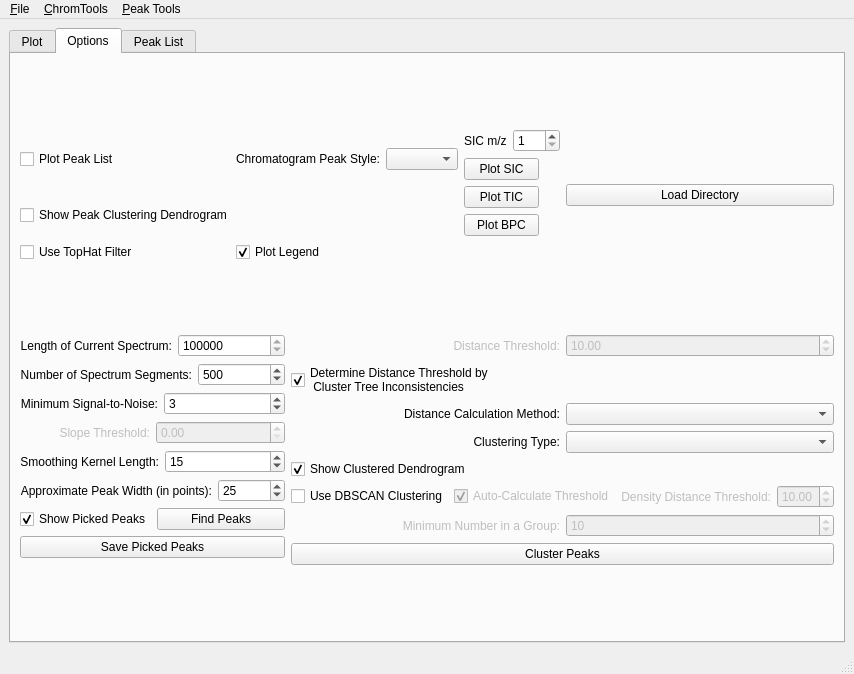
The window that GCAlign/iterate.ui (mfitzp/toolz) describes before a commit, drawn with Qt 5.
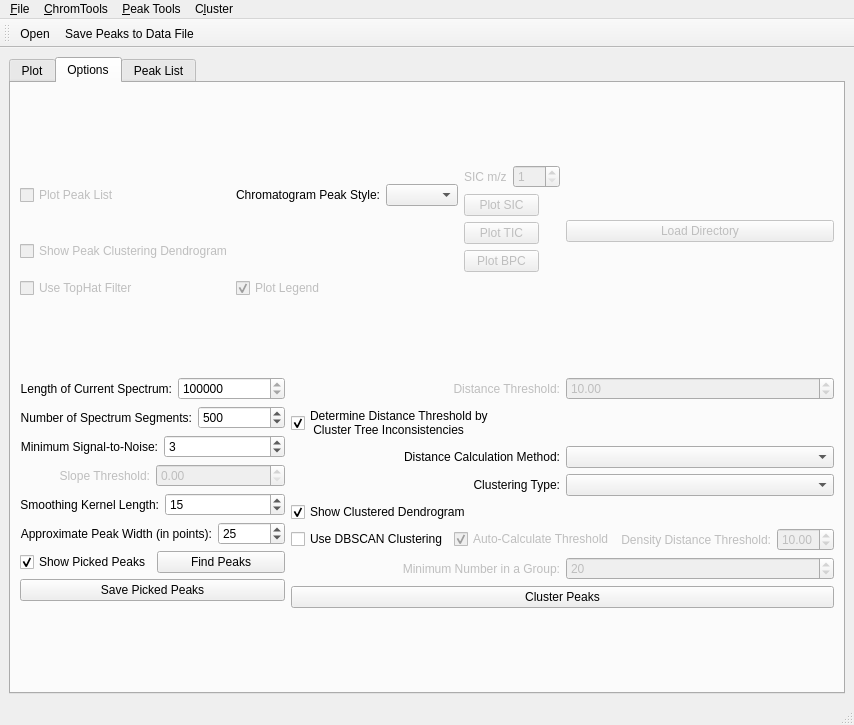
The same window after the commit. The open tabs and pages were chosen to show the change. Icons and pictures are not drawn. Custom widgets are drawn as their Qt base class.

```diff
--- a/GCAlign/iterate.ui
+++ b/GCAlign/iterate.ui
@@ -5,8 +5,8 @@
    <rect>
     <x>0</x>
     <y>0</y>
-    <width>793</width>
-    <height>674</height>
+    <width>796</width>
+    <height>725</height>
    </rect>
   </property>
   <property name="windowTitle" >
@@ -18,6 +18,12 @@
   <property name="layoutDirection" >
    <enum>Qt::LeftToRight</enum>
   </property>
+  <property name="iconSize" >
+   <size>
+    <width>32</width>
+    <height>32</height>
+   </size>
+  </property>
   <widget class="QWidget" name="centralwidget" >
    <layout class="QHBoxLayout" >
     <item>
@@ -585,6 +591,9 @@
          <layout class="QGridLayout" >
           <item row="0" column="0" >
            <widget class="QCheckBox" name="plotPkListCB" >
+            <property name="enabled" >
+             <bool>false</bool>
+            </property>
             <property name="text" >
              <string>Plot Peak List</string>
             </property>
@@ -599,6 +608,9 @@
               </property>
               <item row="0" column="0" >
                <widget class="QLabel" name="label_3" >
+                <property name="enabled" >
+                 <bool>false</bool>
+                </property>
                 <property name="maximumSize" >
                  <size>
                   <width>50</width>
@@ -612,6 +624,9 @@
               </item>
               <item row="0" column="1" >
                <widget class="QSpinBox" name="sicMZSB" >
+                <property name="enabled" >
+                 <bool>false</bool>
+                </property>
                 <property name="maximumSize" >
                  <size>
                   <width>75</width>
@@ -630,6 +645,9 @@
             </item>
             <item row="1" column="0" >
              <widget class="QPushButton" name="pltSICBtn" >
+              <property name="enabled" >
+               <bool>false</bool>
+              </property>
               <property name="maximumSize" >
                <size>
                 <width>75</width>
@@ -643,6 +661,9 @@
             </item>
             <item row="2" column="0" >
              <widget class="QPushButton" name="plotTICBtn" >
+              <property name="enabled" >
+               <bool>false</bool>
+              </property>
               <property name="maximumSize" >
                <size>
                 <width>75</width>
@@ -656,6 +677,9 @@
             </item>
             <item row="3" column="0" >
              <widget class="QPushButton" name="plotBPCBtn" >
+              <property name="enabled" >
+               <bool>false</bool>
+              </property>
               <property name="maximumSize" >
                <size>
                 <width>75</width>
@@ -671,6 +695,9 @@
           </item>
           <item row="1" column="0" colspan="2" >
            <widget class="QCheckBox" name="dendroCB" >
+            <property name="enabled" >
+             <bool>false</bool>
+            </property>
             <property name="text" >
              <string>Show Peak Clustering Dendrogram</string>
             </property>
@@ -678,6 +705,9 @@
           </item>
           <item row="2" column="0" >
            <widget class="QCheckBox" name="topHatCB" >
+            <property name="enabled" >
+             <bool>false</bool>
+            </property>
             <property name="text" >
              <string>Use TopHat Filter</string>
             </property>
@@ -685,6 +715,9 @@
           </item>
           <item row="2" column="1" colspan="2" >
            <widget class="QCheckBox" name="plotLegendCB" >
+            <property name="enabled" >
+             <bool>false</bool>
+            </property>
             <property name="text" >
              <string>Plot Legend</string>
             </property>
@@ -714,6 +747,9 @@
         </item>
         <item row="0" column="2" >
          <widget class="QPushButton" name="loadDirBtn" >
+          <property name="enabled" >
+           <bool>false</bool>
+          </property>
           <property name="text" >
            <string>Load Directory</string>
           </property>
@@ -1091,7 +1127,7 @@
                <double>20000.000000000000000</double>
               </property>
               <property name="value" >
-               <double>10.000000000000000</double>
+               <double>20.000000000000000</double>
               </property>
              </widget>
             </item>
@@ -1127,7 +1163,7 @@
     <rect>
      <x>0</x>
      <y>0</y>
-     <width>793</width>
+     <width>796</width>
      <height>21</height>
     </rect>
    </property>
@@ -1156,13 +1192,44 @@
     <addaction name="action_Find_Peaks" />
     <addaction name="actionSave_Peaks_to_CSV" />
     <addaction name="actionSave_Peaks_to_Data_File" />
-    <addaction name="actionSave_Raw_Peaks_to_CSV" />
+    <addaction name="actionSave_2D_Peaks_to_CSV" />
+    <addaction name="actionToggle_Peak_Cross_Hairs" />
+   </widget>
+   <widget class="QMenu" name="menuC_luster" >
+    <property name="title" >
+     <string>C&amp;luster</string>
+    </property>
+    <widget class="QMenu" name="menuCluster_Peaks" >
+     <property name="title" >
+      <string>Cluster Peaks</string>
+     </property>
+     <addaction name="actionDensity_Based_Clustering" />
+     <addaction name="actionHierarchical_Method" />
+    </widget>
+    <addaction name="menuCluster_Peaks" />
    </widget>
    <addaction name="menu_File" />
    <addaction name="menuTools" />
    <addaction name="menu_Peak_Tools" />
+   <addaction name="menuC_luster" />
   </widget>
   <widget class="QStatusBar" name="statusbar" />
+  <widget class="QToolBar" name="toolBar" >
+   <property name="enabled" >
+    <bool>true</bool>
+   </property>
+   <property name="windowTitle" >
+    <string>toolBar</string>
+   </property>
+   <attribute name="toolBarArea" >
+    <enum>TopToolBarArea</enum>
+   </attribute>
+   <attribute name="toolBarBreak" >
+    <bool>true</bool>
+   </attribute>
+   <addaction name="action_Open" />
+   <addaction name="actionSave_Peaks_to_Data_File" />
+  </widget>
   <action name="action_Open" >
    <property name="text" >
     <string>&amp;Open</string>
```
Left out of the diff: 60 changed lines with no effect on the pictures.
